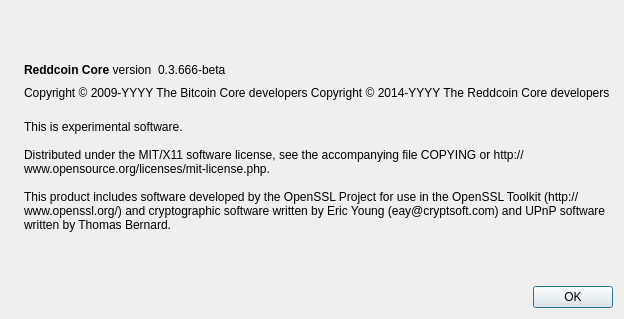
hope21kmj/madoo, file src/qt/forms/aboutdialog.ui: the form before one commit.
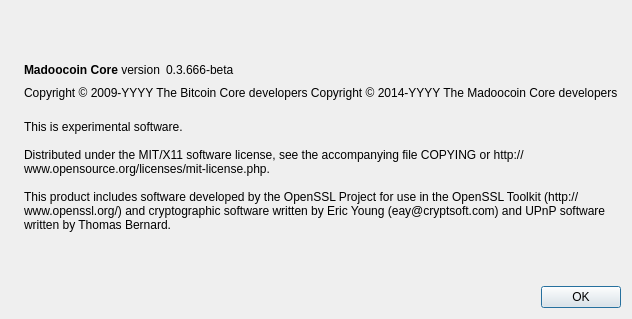
The form after the commit. Icons and pictures are not drawn.

The edit to the form file:
```diff
--- a/src/qt/forms/aboutdialog.ui
+++ b/src/qt/forms/aboutdialog.ui
@@ -50,7 +50,7 @@
           <cursorShape>IBeamCursor</cursorShape>
          </property>
          <property name="text">
-          <string>&lt;b&gt;Reddcoin Core&lt;/b&gt; version</string>
+          <string>&lt;b&gt;Madoocoin Core&lt;/b&gt; version</string>
          </property>
          <property name="textInteractionFlags">
           <set>Qt::LinksAccessibleByMouse|Qt::TextSelectableByKeyboard|Qt::TextSelectableByMouse</set>
@@ -92,7 +92,7 @@
        </property>
        <property name="text">
         <string notr="true">Copyright &amp;copy; 2009-YYYY The Bitcoin Core developers
-Copyright &amp;copy; 2014-YYYY The Reddcoin Core developers
+Copyright &amp;copy; 2014-YYYY The Madoocoin Core developers
         </string>
        </property>
        <property name="textFormat">
```
Left out of the diff: 2 changed lines with no effect on the pictures.
